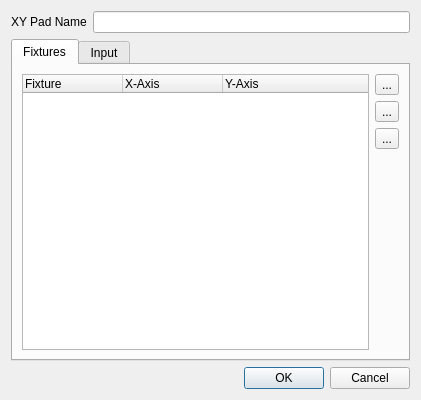
This is ui/src/vcxypadproperties.ui in mcallegari/qlcplus as Qt 5 draws it before an edit. The edited form follows.
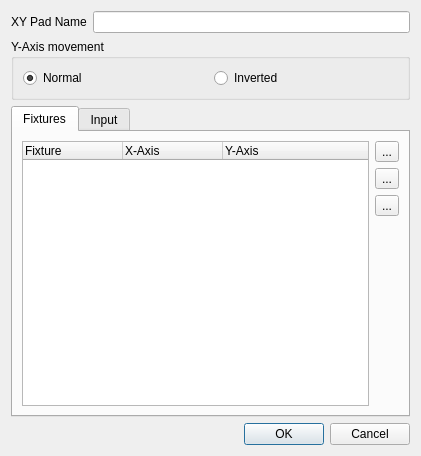
This is the edited form. Icons and pictures are not drawn.

The edit to the form file:
```diff
--- a/ui/src/vcxypadproperties.ui
+++ b/ui/src/vcxypadproperties.ui
@@ -7,28 +7,14 @@
     <x>0</x>
     <y>0</y>
     <width>421</width>
-    <height>400</height>
+    <height>456</height>
    </rect>
   </property>
   <property name="windowTitle">
    <string>XY Pad Properties</string>
   </property>
   <layout class="QGridLayout" name="gridLayout_2">
-   <item row="0" column="0">
-    <widget class="QLabel" name="m_nameLabel">
-     <property name="text">
-      <string>XY Pad Name</string>
-     </property>
-    </widget>
-   </item>
-   <item row="0" column="1">
-    <widget class="QLineEdit" name="m_nameEdit">
-     <property name="toolTip">
-      <string>The name of this XY Pad</string>
-     </property>
-    </widget>
-   </item>
-   <item row="1" column="0" colspan="2">
+   <item row="2" column="0" colspan="2">
     <widget class="QTabWidget" name="m_tab">
      <property name="currentIndex">
       <number>0</number>
@@ -299,7 +285,7 @@
      </widget>
     </widget>
    </item>
-   <item row="2" column="0" colspan="2">
+   <item row="3" column="0" colspan="2">
     <widget class="QDialogButtonBox" name="m_buttonBox">
      <property name="orientation">
       <enum>Qt::Horizontal</enum>
@@ -309,6 +295,46 @@
      </property>
     </widget>
    </item>
+   <item row="0" column="0">
+    <widget class="QLabel" name="m_nameLabel">
+     <property name="text">
+      <string>XY Pad Name</string>
+     </property>
+    </widget>
+   </item>
+   <item row="0" column="1">
+    <widget class="QLineEdit" name="m_nameEdit">
+     <property name="toolTip">
+      <string>The name of this XY Pad</string>
+     </property>
+    </widget>
+   </item>
+   <item row="1" column="0" colspan="2">
+    <widget class="QGroupBox" name="groupBox_3">
+     <property name="title">
+      <string>Y-Axis movement</string>
+     </property>
+     <layout class="QHBoxLayout" name="horizontalLayout">
+      <item>
+       <widget class="QRadioButton" name="m_YNormalRadio">
+        <property name="text">
+         <string>Normal</string>
+        </property>
+        <property name="checked">
+         <bool>true</bool>
+        </property>
+       </widget>
+      </item>
+      <item>
+       <widget class="QRadioButton" name="m_YInvertedRadio">
+        <property name="text">
+         <string>Inverted</string>
+        </property>
+       </widget>
+      </item>
+     </layout>
+    </widget>
+   </item>
   </layout>
  </widget>
  <resources>
```
Left out of the diff: 1 changed line with no effect on the pictures.
